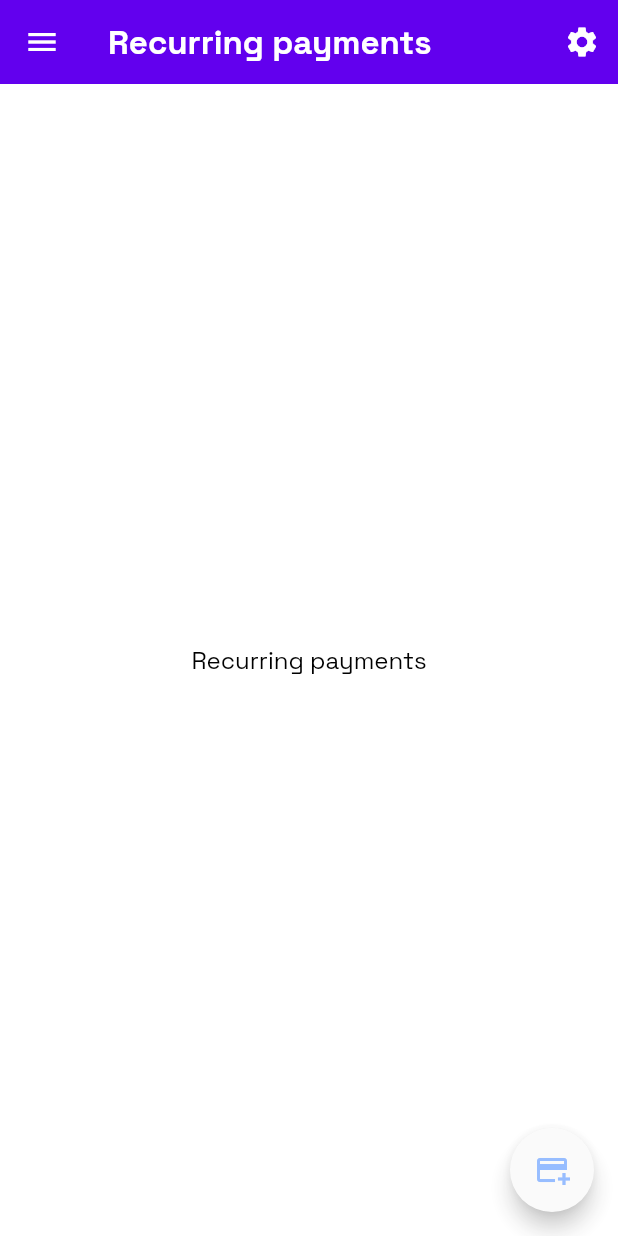
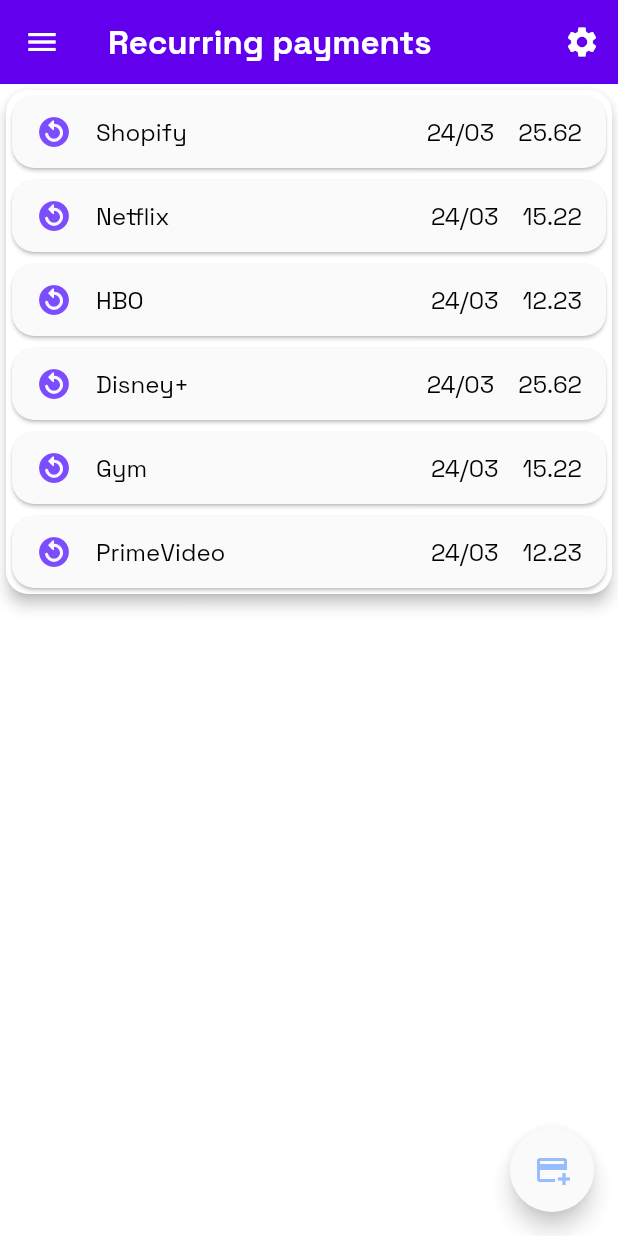
Before and after one commit to justdodo27/financepal, a Flutter app: the screen it shows after launch, swiped to page 3, on a phone screen of 412 x 824 dp. Run offline on Flutter 3.47's test engine with Material 2 defaults, Android fonts, the phone set to English and light mode, and no system bars; our stand-ins replace fl_chart, google_fonts, shared_preferences.

Commit message:
Add recurring payments page

```diff
--- a/frontend/lib/pages/recurring_payments_page/recurring_payments_page.dart
+++ b/frontend/lib/pages/recurring_payments_page/recurring_payments_page.dart
@@ -1,10 +1,54 @@
 import 'package:flutter/material.dart';
 
-class RecurringPaymentsPage extends StatelessWidget {
+import '../home_page/components/last_payments_section.dart';
+
+class RecurringPaymentsPage extends StatefulWidget {
   const RecurringPaymentsPage({super.key});
+
+  static List<PaymentData> payments = [
+    PaymentData(name: 'Shopify', value: 25.62, color: Colors.deepPurpleAccent),
+    PaymentData(name: 'Netflix', value: 15.22, color: Colors.deepPurpleAccent),
+    PaymentData(name: 'HBO', value: 12.23, color: Colors.deepPurpleAccent),
+    PaymentData(name: 'Disney+', value: 25.62, color: Colors.deepPurpleAccent),
+    PaymentData(name: 'Gym', value: 15.22, color: Colors.deepPurpleAccent),
+    PaymentData(
+        name: 'PrimeVideo', value: 12.23, color: Colors.deepPurpleAccent),
+  ];
+
+  @override
+  State<RecurringPaymentsPage> createState() => _RecurringPaymentsPageState();
+}
+
+class _RecurringPaymentsPageState extends State<RecurringPaymentsPage> {
+  List<Widget> _getRows() {
+    if (RecurringPaymentsPage.payments.isEmpty) {
+      return const [NoPaymentDataWidget()];
+    }
+    return RecurringPaymentsPage.payments
+        .map((payment) => PaymentTile(
+              payment: payment,
+              icon: Icons.replay_circle_filled_rounded,
+              showDate: true,
+            ))
+        .toList();
+  }
 
   @override
   Widget build(BuildContext context) {
-    return const Center(child: Text('Recurring payments'));
+    return SingleChildScrollView(
+      physics: const BouncingScrollPhysics(),
+      child: Card(
+        shape: RoundedRectangleBorder(
+          borderRadius: BorderRadius.circular(15.0),
+        ),
+        elevation: 4,
+        color: Theme.of(context).colorScheme.onPrimary,
+        child: Column(
+          children: [
+            ..._getRows(),
+          ],
+        ),
+      ),
+    );
   }
 }
```
